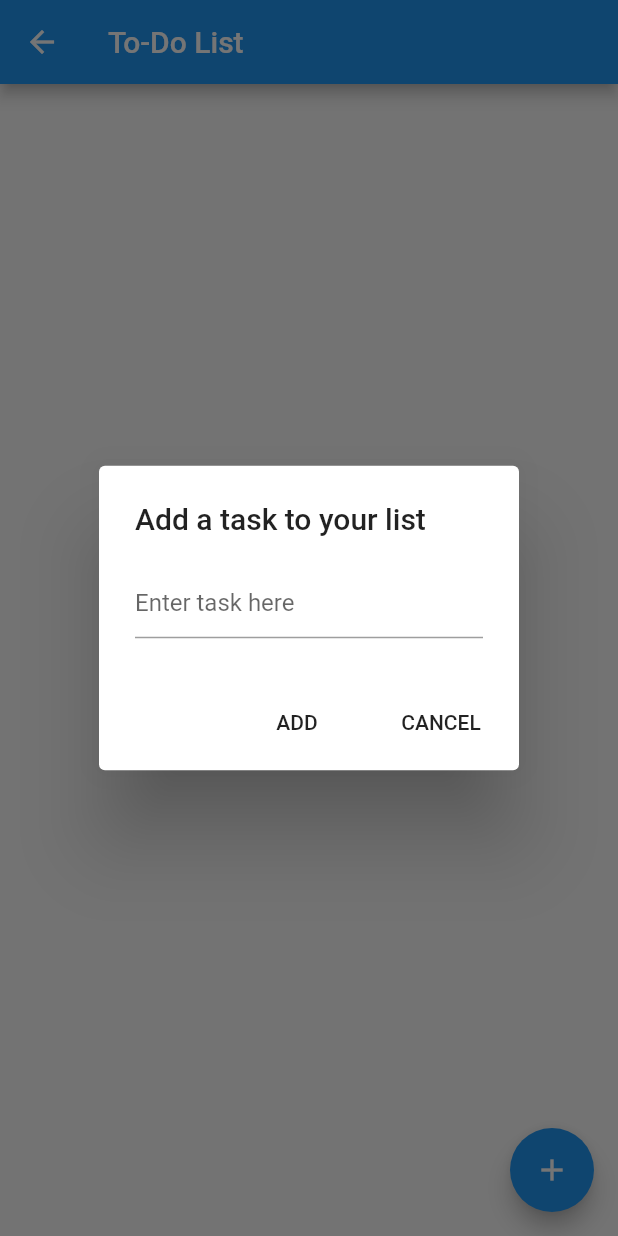
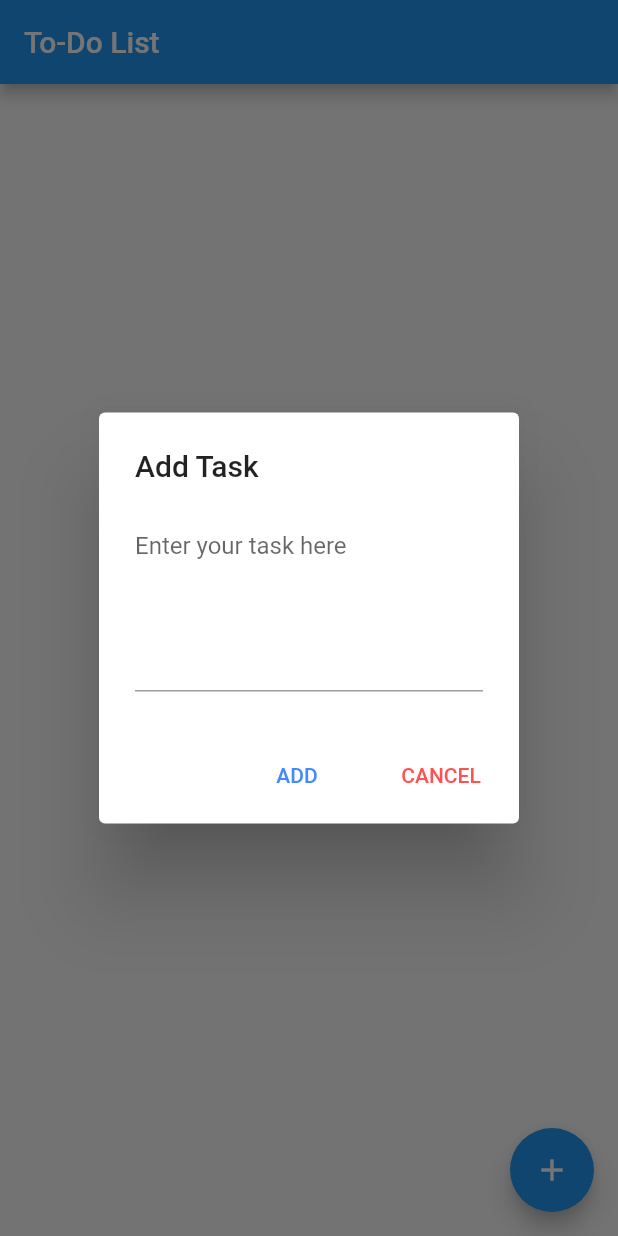
Before and after one commit to manojj-ms/Flutter-Todo, a Flutter app: the TodoList screen opened directly, after a tap on the "add" icon, on a phone screen of 412 x 824 dp. Run offline on Flutter 3.47's test engine with Material 2 defaults, Android fonts, the phone set to English and light mode, and no system bars; our stand-ins replace cloud_firestore; accounts and stored records are empty.

Commit message:
Todo List Pages

```diff
--- /dev/null
+++ b/lib/edit.dart
@@ -0,0 +1,81 @@
+import 'package:flutter/material.dart';
+
+typedef VoidCallback = Function(String value);
+
+class EditDialog extends StatefulWidget {
+  const EditDialog(
+      {@required this.title,
+        @required this.positiveAction,
+        @required this.negativeAction,
+        @required this.submit});
+  final String title, positiveAction, negativeAction;
+  final VoidCallback submit;
+
+  EditDialogState createState() => EditDialogState();
+}
+
+class EditDialogState extends State<EditDialog> {
+  final TextEditingController textFieldController = TextEditingController();
+  bool _validateDialog = true;
+
+  @override
+  void initState() {
+    textFieldController.addListener(_updateDialogTextField);
+    super.initState();
+  }
+
+  @override
+  void dispose() {
+    textFieldController.dispose();
+    super.dispose();
+  }
+
+  @override
+  Widget build(BuildContext context) {
+    return AlertDialog(
+      title: Text(widget.title),
+      content: getDialogContent(),
+      actions: <Widget>[
+        FlatButton(
+          child: Text(widget.positiveAction,
+              style: TextStyle(
+                color: _validateDialog ? Colors.blueAccent : Colors.grey,
+              )),
+          onPressed: () {
+            if (_validateDialog) {
+              widget.submit(textFieldController.text.toString());
+              Navigator.of(context).pop();
+            }
+          },
+        ),
+        FlatButton(
+          child: Text(
+            widget.negativeAction,
+            style: TextStyle(color: Colors.redAccent),
+          ),
+          onPressed: () {
+            Navigator.of(context).pop();
+          },
+        )
+      ],
+    );
+  }
+
+  Widget getDialogContent() {
+    return TextField(
+      cursorColor: Theme.of(context).accentColor,
+      controller: textFieldController,
+      maxLines: 5,
+      decoration: InputDecoration(
+        hintText: 'Enter your task here',
+        errorText: !_validateDialog ? 'Value Can\'t Be Empty' : null,
+      ),
+    );
+  }
+
+  void _updateDialogTextField() {
+    setState(() {
+      _validateDialog = textFieldController.text.isNotEmpty;
+    });
+  }
+}
--- a/lib/main.dart
+++ b/lib/main.dart
@@ -1,95 +1,90 @@
 import 'package:flutter/material.dart';
+import 'package:myapp/database.dart';
+import 'package:myapp/edit.dart';
+import 'package:cloud_firestore/cloud_firestore.dart';
+import 'package:myapp/task.dart';
 
-void main() => runApp(MyApp());
+void main() => runApp(App());
 
-// Every component in Flutter is a widget
-// even the whole app itself is just a widget
-class MyApp extends StatelessWidget {
+class App extends StatelessWidget {
   @override
   Widget build(BuildContext context) {
-    return MaterialApp(
-      title: 'To-Do List',
-      home: Scaffold(appBar: AppBar(title: const Text('To-Do List'))),
-    );
+    return MaterialApp(title: 'To-Do List', home: TodoList());
   }
 }
 
-
-//creates the state.
 class TodoList extends StatefulWidget {
   @override
   _TodoListState createState() => _TodoListState();
 }
 
-//widgets
 class _TodoListState extends State<TodoList> {
-  //Define the List
-  final List<String> _todoList = <String>[];
-  //Define the TextEditingController
-  final TextEditingController _textFieldController = TextEditingController();
 
   @override
   Widget build(BuildContext context) {
     return Scaffold(
-      appBar: AppBar(title: const Text('To-Do List')),
-      body: ListView(children: _getItems()),
-      floatingActionButton: FloatingActionButton(
-          onPressed: () => _displayDialog(context),
-          tooltip: 'Add Item',
-          child: Icon(Icons.add)),
-    );
+        appBar: AppBar(title: Text('To-Do List')),
+        body: _getTasks(),
+        floatingActionButton: FloatingActionButton(
+            onPressed: () => _displayDialog(context),
+            tooltip: 'Add Item',
+            child: Icon(Icons.add)));
   }
 
-  void _addTodoItem(String title) {
-    // Wrapping it inside a set state will notify
-    // the app that the state has changed
-    setState(() {
-      _todoList.add(title);
-    });
-    _textFieldController.clear();
-  }
-
-  // Generate list of item widgets
-  Widget _buildTodoItem(String title) {
-    return ListTile(title: Text(title));
-  }
-  // Generate a single item widget
-  Future<AlertDialog> _displayDialog(BuildContext context) async {
+  // Display Add Task Dialog
+  Future<void> _displayDialog(BuildContext context) async {
     return showDialog(
         context: context,
-        builder: (BuildContext context) {
-          return AlertDialog(
-            title: const Text('Add a task to your list'),
-            content: TextField(
-              controller: _textFieldController,
-              decoration: const InputDecoration(hintText: 'Enter task here'),
-            ),
-            actions: <Widget>[
-              // ignore: deprecated_member_use
-              FlatButton(
-                child: const Text('ADD'),
-                onPressed: () {
-                  Navigator.of(context).pop();
-                  _addTodoItem(_textFieldController.text);
-                },
-              ),
-              // ignore: deprecated_member_use
-              FlatButton(
-                child: const Text('CANCEL'),
-                onPressed: () {
-                  Navigator.of(context).pop();
-                },
-              )
-            ],
-          );
+        builder: (context) {
+          return EditDialog(
+              title: 'Add Task',
+              positiveAction: 'ADD',
+              negativeAction: 'CANCEL',
+              submit: _handleDialogSubmission);
         });
   }
 
-  List<Widget> _getItems() {
-    final List<Widget> _todoWidgets = <Widget>[];
-    for (String title in _todoList) {
-      _todoWidgets.add(_buildTodoItem(title));
-    }
-    return _todoWidgets;
+  // Add Task
+  void _handleDialogSubmission(String value) {
+    var task = <String, dynamic>{
+      'content': value,
+      'timestamp': DateTime.now().millisecondsSinceEpoch
+    };
+    Database.addTask(task);
   }
-}
+
+  // Placeholder Function to retrieve Tasks
+  Widget _getTasks() {
+    return StreamBuilder(
+        stream: Firestore.instance
+            .collection('tasks')
+            .orderBy('timestamp', descending: true)
+            .snapshots(),
+        builder: (BuildContext context, AsyncSnapshot<QuerySnapshot> snapshot) {
+          if (snapshot.hasData) {
+            return ListView.builder(
+              padding: const EdgeInsets.all(10.0),
+              itemBuilder: (BuildContext context, int index) => Task(
+                  content: snapshot.data.documents[index]['content'],
+                  id: snapshot.data.documents[index].documentID,
+                  update: _updateTask,
+                  delete: _deleteTask),
+              itemCount: snapshot.data.documents.length,
+            );
+          } else {
+            return Container();
+          }
+        });
+  }}
+
+  void _updateTask(String updatedValue, String id) {
+    var task = <String, dynamic>{
+      'content': updatedValue,
+      'timestamp': DateTime.now().millisecondsSinceEpoch
+    };
+    Database.updateTask(id, task);
+  }
+
+  void _deleteTask(String id) {
+    Database.deleteTask(id);
+  }
--- a/pubspec.yaml
+++ b/pubspec.yaml
@@ -21,8 +21,11 @@ environment:
   sdk: ">=2.7.0 <3.0.0"
 
 dependencies:
+  cloud_firestore: ^0.13.4
+
   flutter:
     sdk: flutter
+
 
 
   # The following adds the Cupertino Icons font to your application.
@@ -32,6 +35,7 @@ dependencies:
 dev_dependencies:
   flutter_test:
     sdk: flutter
+
 
 # For information on the generic Dart part of this file, see the
 # following page: https://dart.dev/tools/pub/pubspec
```
Also changed, not shown: database.rules.json (added, +7 -0 lines), google-services.json (added, +39 -0 lines), lib/database.dart (added, +27 -0 lines), lib/task.dart (added, +54 -0 lines), firebase.json (added), pubspec.lock, 8 other files.
